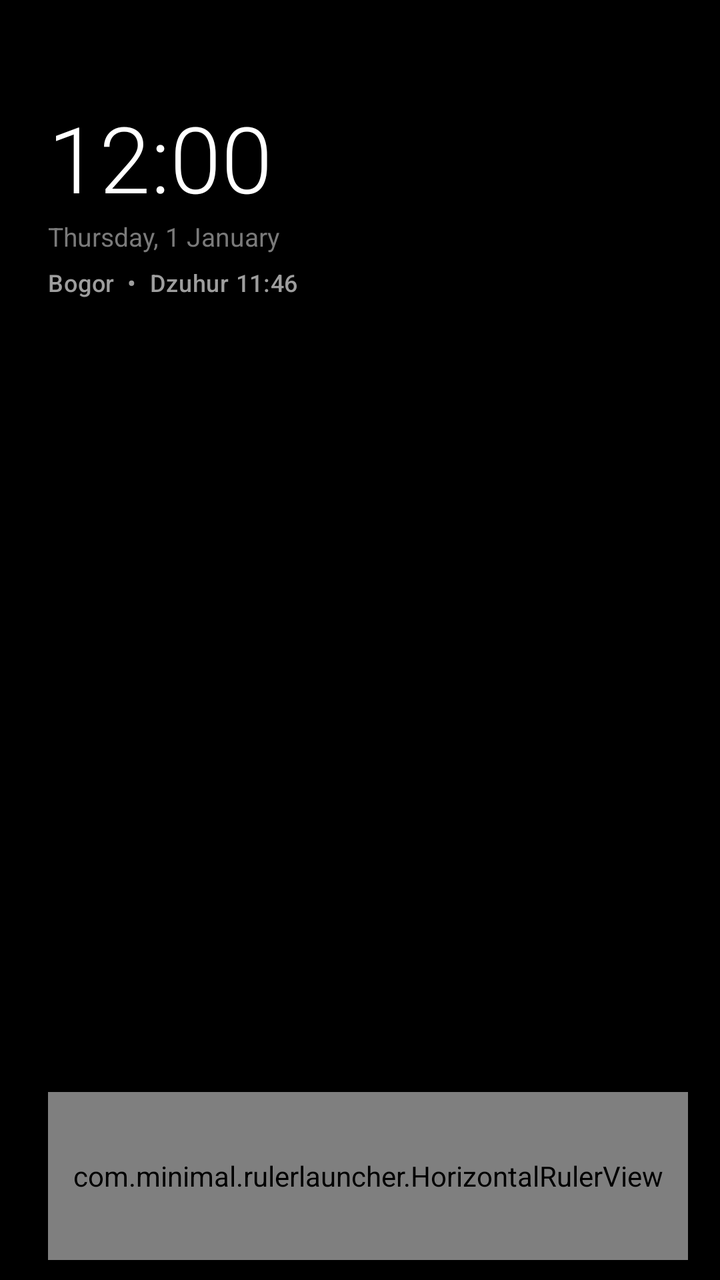
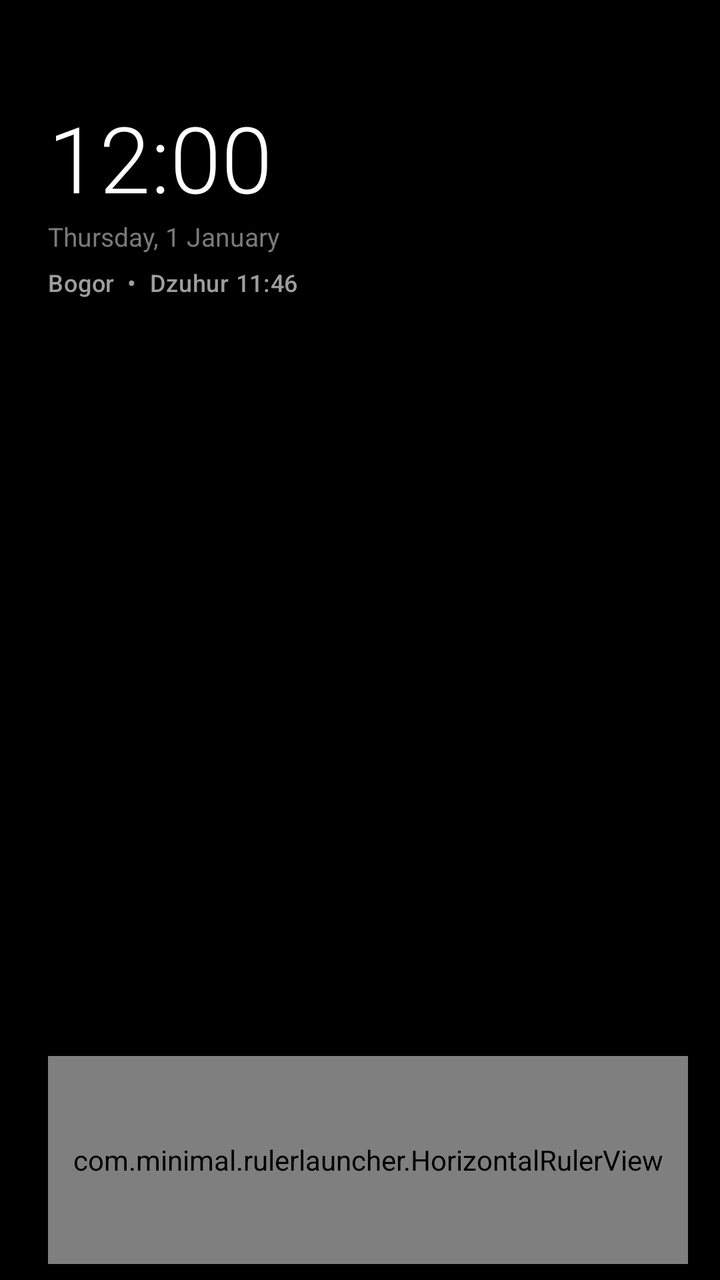

Screens rendered from an Android XML layout before and after an edit, with the pre-edit source and the edit as a unified diff.
<!-- AndroidManifest.xml: application theme Theme.RulerLauncher -->
<!-- res/layout/activity_main.xml -->
<?xml version="1.0" encoding="utf-8"?>
<RelativeLayout xmlns:android="http://schemas.android.com/apk/res/android"
    android:layout_width="match_parent"
    android:layout_height="match_parent"
    android:background="@color/bg_amoled"
    android:paddingStart="24dp"
    android:paddingEnd="16dp">

    
    <LinearLayout
        android:id="@+id/headerClock"
        android:layout_width="wrap_content"
        android:layout_height="wrap_content"
        android:layout_marginTop="48dp"
        android:orientation="vertical">

        <TextClock
            android:id="@+id/textClock"
            android:layout_width="wrap_content"
            android:layout_height="wrap_content"
            android:format24Hour="HH:mm"
            android:format12Hour="hh:mm"
            android:textColor="@color/text_primary"
            android:textSize="46sp"
            android:fontFamily="sans-serif-light" />

        <TextClock
            android:id="@+id/textDate"
            android:layout_width="wrap_content"
            android:layout_height="wrap_content"
            android:format24Hour="EEEE, d MMMM"
            android:format12Hour="EEEE, d MMMM"
            android:textColor="@color/text_secondary"
            android:textSize="13sp"
            android:fontFamily="sans-serif" />

        
        <TextView
            android:id="@+id/tvLocationPrayer"
            android:layout_width="wrap_content"
            android:layout_height="wrap_content"
            android:layout_marginTop="6dp"
            android:text="Bogor  •  Dzuhur 11:46"
            android:textColor="#9E9E9E"
            android:textSize="12sp"
            android:letterSpacing="0.02"
            android:fontFamily="sans-serif-medium" />
    </LinearLayout>

    
    <LinearLayout
        android:id="@+id/favContainer"
        android:layout_width="wrap_content"
        android:layout_height="wrap_content"
        android:layout_below="@id/headerClock"
        android:layout_marginTop="24dp"
        android:orientation="horizontal">

        <ImageView
            android:id="@+id/favWhatsApp"
            android:layout_width="38dp"
            android:layout_height="38dp"
            android:layout_marginEnd="20dp"
            android:contentDescription="Fav 1" />

        <ImageView
            android:id="@+id/favMaps"
            android:layout_width="38dp"
            android:layout_height="38dp"
            android:layout_marginEnd="20dp"
            android:contentDescription="Fav 2" />

        <ImageView
            android:id="@+id/favChrome"
            android:layout_width="38dp"
            android:layout_height="38dp"
            android:layout_marginEnd="20dp"
            android:contentDescription="Fav 3" />

        <ImageView
            android:id="@+id/favGallery"
            android:layout_width="38dp"
            android:layout_height="38dp"
            android:contentDescription="Fav 4" />
    </LinearLayout>

    
    <androidx.recyclerview.widget.RecyclerView
        android:id="@+id/rvApps"
        android:layout_width="220dp"
        android:layout_height="match_parent"
        android:layout_below="@id/favContainer"
        android:layout_alignParentEnd="true"
        android:layout_marginTop="20dp"
        android:layout_marginBottom="96dp"
        android:overScrollMode="never" />

    
    <com.minimal.rulerlauncher.HorizontalRulerView
        android:id="@+id/horizontalRuler"
        android:layout_width="match_parent"
        android:layout_height="84dp"
        android:layout_alignParentBottom="true"
        android:layout_marginBottom="10dp" />

</RelativeLayout>
<!-- resources referenced by this layout -->
<resources>
  <color name="bg_amoled">#000000</color>
  <color name="text_primary">#FFFFFF</color>
  <color name="text_secondary">#7A7A7A</color>
  <style name="Theme.RulerLauncher" parent="Theme.AppCompat.NoActionBar">
          <item name="android:windowBackground">@color/bg_amoled</item>
          <item name="android:statusBarColor">@color/bg_amoled</item>
          <item name="android:navigationBarColor">@color/bg_amoled</item>
      </style>
</resources>

<!-- the commit's change to res/layout/activity_main.xml (unified diff, before → after) -->
@@ -92,15 +92,15 @@
         android:layout_below="@id/favContainer"
         android:layout_alignParentEnd="true"
         android:layout_marginTop="20dp"
-        android:layout_marginBottom="96dp"
+        android:layout_marginBottom="116dp"
         android:overScrollMode="never" />
 
     
     <com.minimal.rulerlauncher.HorizontalRulerView
         android:id="@+id/horizontalRuler"
         android:layout_width="match_parent"
-        android:layout_height="84dp"
+        android:layout_height="104dp"
         android:layout_alignParentBottom="true"
-        android:layout_marginBottom="10dp" />
+        android:layout_marginBottom="8dp" />
 
 </RelativeLayout>
